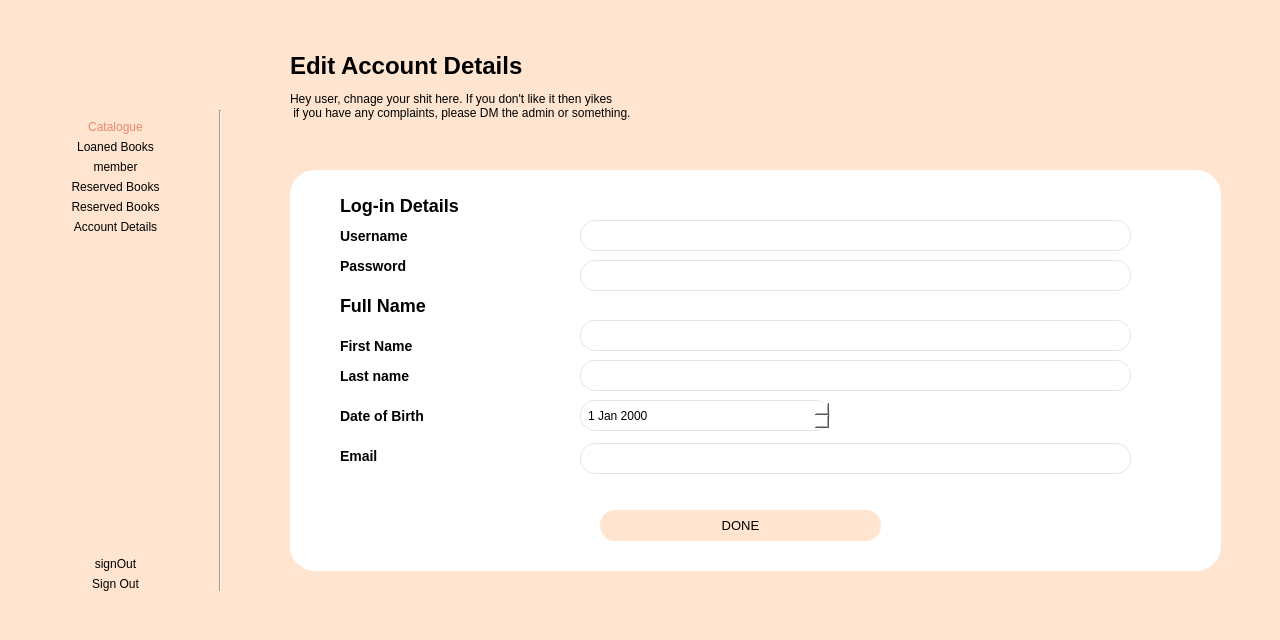
The window that LibraryInformationSystem/memberaccountview.ui (janelle-lr/CS106LibraryInformationSystem) describes before a commit, drawn with Qt 5.
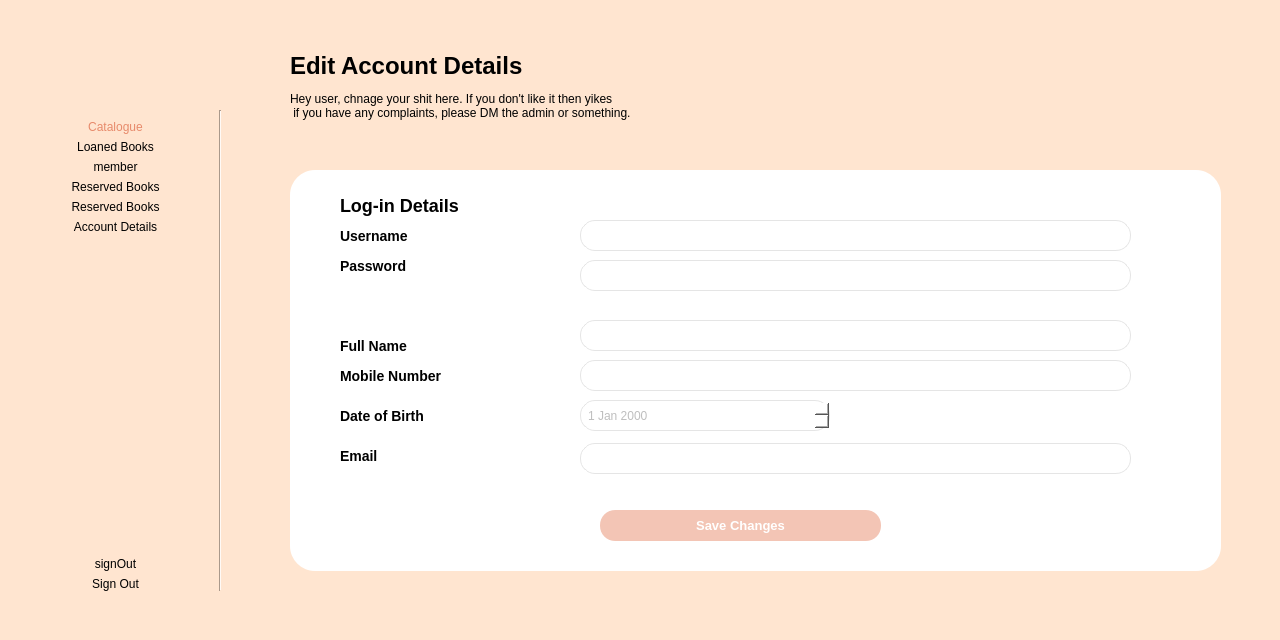
The same window after the commit. Icons and pictures are not drawn.

The edit to the form file:
```diff
--- a/LibraryInformationSystem/memberaccountview.ui
+++ b/LibraryInformationSystem/memberaccountview.ui
@@ -280,8 +280,15 @@
        <height>31</height>
       </rect>
      </property>
+     <property name="styleSheet">
+      <string notr="true">QPushButton {
+background-color: rgba(231, 138, 107, 0.5);
+color:  #fff;
+font-weight: 500;
+}</string>
+     </property>
      <property name="text">
-      <string>DONE</string>
+      <string>Save Changes</string>
      </property>
     </widget>
     <widget class="QLabel" name="label_6">
@@ -310,32 +317,6 @@
       <string>Log-in Details</string>
      </property>
     </widget>
-    <widget class="QLabel" name="label_12">
-     <property name="geometry">
-      <rect>
-       <x>50</x>
-       <y>120</y>
-       <width>181</width>
-       <height>31</height>
-      </rect>
-     </property>
-     <property name="sizePolicy">
-      <sizepolicy hsizetype="Preferred" vsizetype="Fixed">
-       <horstretch>0</horstretch>
-       <verstretch>0</verstretch>
-      </sizepolicy>
-     </property>
-     <property name="styleSheet">
-      <string notr="true">QLabel{
-	font-weight: bold;
-	font-size: 18px;
-
-}</string>
-     </property>
-     <property name="text">
-      <string>Full Name</string>
-     </property>
-    </widget>
     <widget class="QLabel" name="userName">
      <property name="geometry">
       <rect>
@@ -434,12 +415,12 @@
       <rect>
        <x>50</x>
        <y>190</y>
-       <width>81</width>
+       <width>111</width>
        <height>31</height>
       </rect>
      </property>
      <property name="text">
-      <string>Last name</string>
+      <string>Mobile Number</string>
      </property>
     </widget>
     <widget class="QLineEdit" name="memberLastName">
@@ -466,6 +447,9 @@
      </property>
     </widget>
     <widget class="QDateEdit" name="memberDOB">
+     <property name="enabled">
+      <bool>false</bool>
+     </property>
      <property name="geometry">
       <rect>
        <x>290</x>
@@ -485,7 +469,7 @@
       </rect>
      </property>
      <property name="text">
-      <string>First Name</string>
+      <string>Full Name</string>
      </property>
     </widget>
     <widget class="QLineEdit" name="memberFirstName">
```
Left out of the diff: 4 changed lines with no effect on the pictures.
